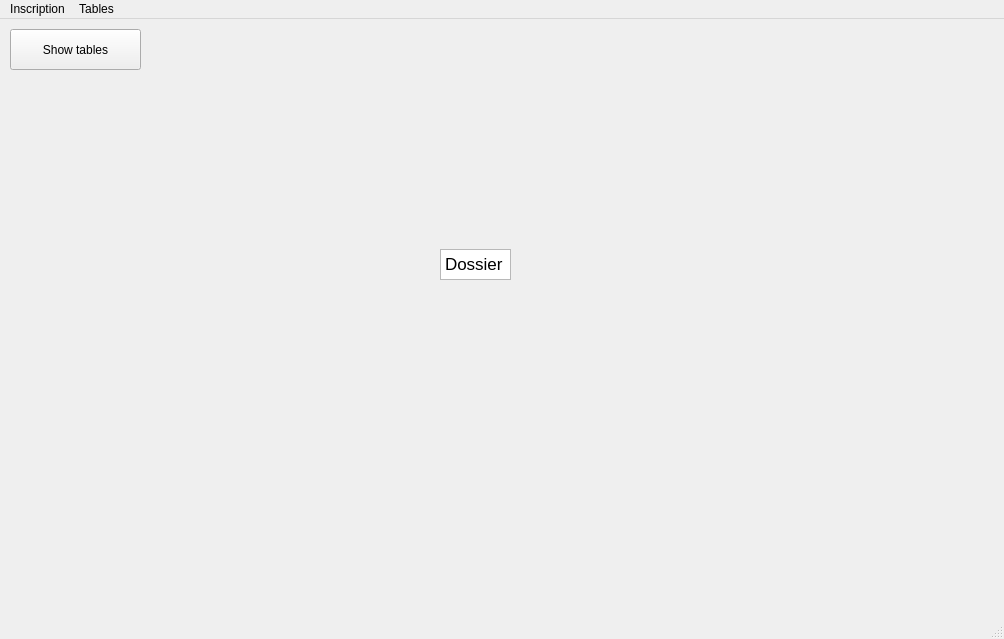
The window that code/gui/gui/mainwindow.ui (JustRayCB/bdd_projet1) describes before a commit, drawn with Qt 5.
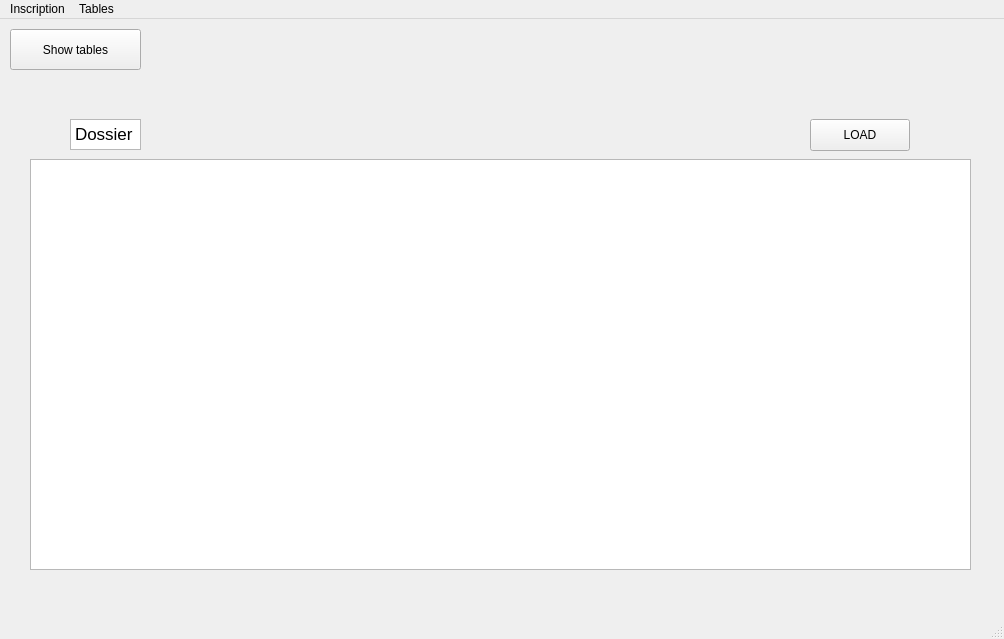
The same window after the commit. The open tabs and pages were chosen to show the change. Icons and pictures are not drawn.

Commit message: Adding loading funciton in tables tabs

What changed in the file:
```diff
--- a/code/gui/gui/mainwindow.ui
+++ b/code/gui/gui/mainwindow.ui
@@ -667,11 +667,24 @@
      </widget>
     </widget>
     <widget class="QWidget" name="Dossier">
+     <widget class="QPushButton" name="pushBoutonLoadTable">
+      <property name="geometry">
+       <rect>
+        <x>800</x>
+        <y>40</y>
+        <width>100</width>
+        <height>32</height>
+       </rect>
+      </property>
+      <property name="text">
+       <string>LOAD</string>
+      </property>
+     </widget>
      <widget class="QTextBrowser" name="textBrowser">
       <property name="geometry">
        <rect>
-        <x>430</x>
-        <y>170</y>
+        <x>60</x>
+        <y>40</y>
         <width>71</width>
         <height>31</height>
        </rect>
@@ -683,8 +696,18 @@
 hr { height: 1px; border-width: 0; }
 li.unchecked::marker { content: &quot;\2610&quot;; }
 li.checked::marker { content: &quot;\2612&quot;; }
-&lt;/style&gt;&lt;/head&gt;&lt;body style=&quot; font-family:'Sans Serif'; font-size:9pt; font-weight:400; font-style:normal;&quot;&gt;
-&lt;p style=&quot; margin-top:0px; margin-bottom:0px; margin-left:0px; margin-right:0px; -qt-block-indent:0; text-indent:0px;&quot;&gt;&lt;span style=&quot; font-family:'.AppleSystemUIFont'; font-size:13pt;&quot;&gt;Dossier&lt;/span&gt;&lt;/p&gt;&lt;/body&gt;&lt;/html&gt;</string>
+&lt;/style&gt;&lt;/head&gt;&lt;body style=&quot; font-family:'.AppleSystemUIFont'; font-size:13pt; font-weight:400; font-style:normal;&quot;&gt;
+&lt;p style=&quot; margin-top:0px; margin-bottom:0px; margin-left:0px; margin-right:0px; -qt-block-indent:0; text-indent:0px;&quot;&gt;Dossier&lt;/p&gt;&lt;/body&gt;&lt;/html&gt;</string>
+      </property>
+     </widget>
+     <widget class="QTableView" name="tableViewDossier">
+      <property name="geometry">
+       <rect>
+        <x>20</x>
+        <y>80</y>
+        <width>941</width>
+        <height>411</height>
+       </rect>
       </property>
      </widget>
     </widget>
```
Left out of the diff: 24 changed lines with no effect on the pictures. The commit also changes 6 other files.
